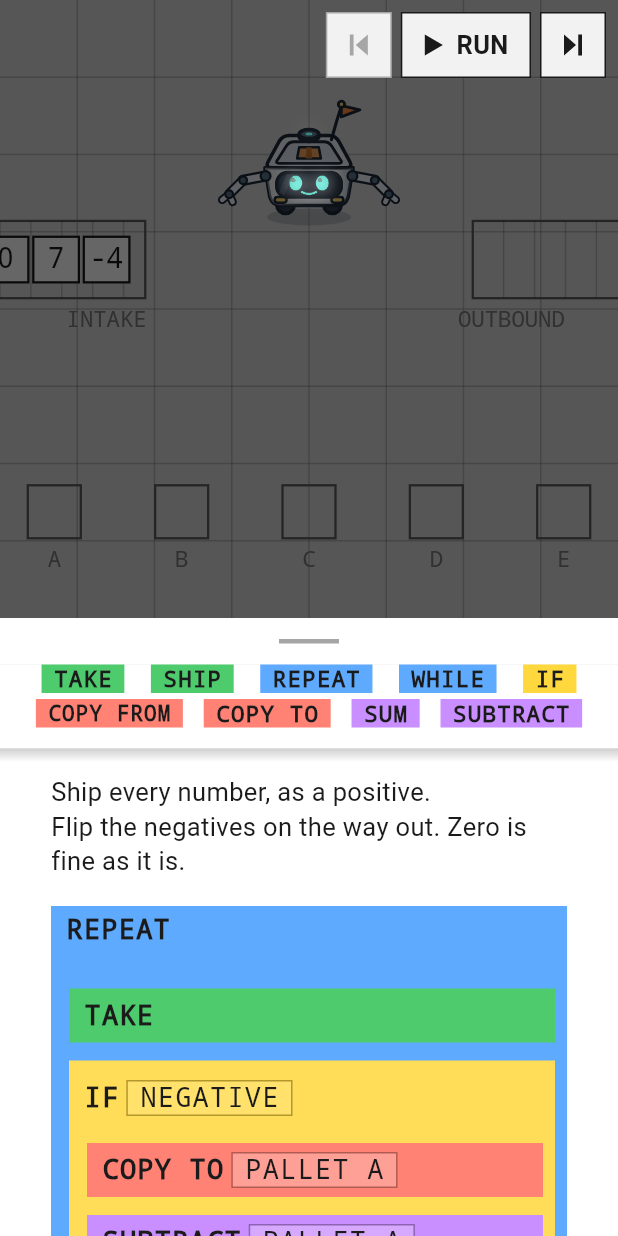
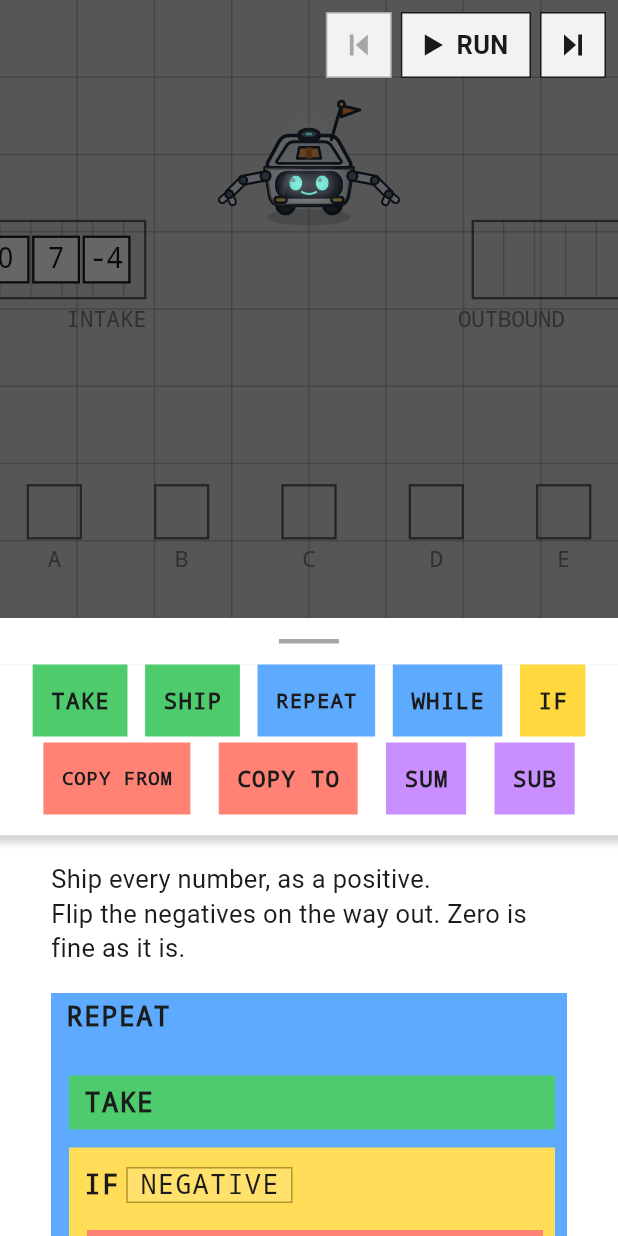
Before and after one commit to lander0s/employee-number-2, a Flutter app: the screen it shows after launch, on a phone screen of 412 x 824 dp. Run offline on Flutter 3.47's test engine with Material 3 defaults, Android fonts, the phone set to English and light mode, and no system bars; our stand-ins replace audioplayers, lottie.

Commit message:
improve command menu

```diff
--- a/Experiments/GameplayUx/lib/model/commands.dart
+++ b/Experiments/GameplayUx/lib/model/commands.dart
@@ -171,8 +171,8 @@ const commandCatalogue = <CommandSpec>[
   ),
   CommandSpec(
     id: 'sub',
-    label: 'SUBTRACT',
-    trayLabel: 'SUBTRACT',
+    label: 'SUB',
+    trayLabel: 'SUB',
     argKind: ArgKind.pallet,
     colour: _arithmetic,
   ),
--- a/Experiments/GameplayUx/lib/model/vm.dart
+++ b/Experiments/GameplayUx/lib/model/vm.dart
@@ -402,7 +402,7 @@ class Machine {
         final sign = instr.op == Op.sum ? '+' : '-';
         _trace(
           instr,
-          '${instr.op == Op.sum ? 'SUM' : 'SUBTRACT'} '
+          '${instr.op == Op.sum ? 'SUM' : 'SUB'} '
           '${palletName(instr.pallet)}'
           '  $before $sign $operand = ${_claws!}',
         );
--- a/Experiments/GameplayUx/lib/ui/notebook/note.dart
+++ b/Experiments/GameplayUx/lib/ui/notebook/note.dart
@@ -266,8 +266,16 @@ class _Face extends StatelessWidget {
   @override
   Widget build(BuildContext context) => Panel(
     fill: spec.colour,
+    // A minimum, not a height: the word decides the width and 200% text
+    // scaling has to be able to make it taller, so this only sets the floor
+    // that makes it grabbable.
+    child: ConstrainedBox(
+      constraints: const BoxConstraints(minHeight: Paper.buttonTarget),
       child: Padding(
-      padding: const EdgeInsets.symmetric(horizontal: 8, vertical: 2),
+        padding: const EdgeInsets.symmetric(
+          horizontal: Paper.buttonPadH,
+          vertical: 2,
+        ),
         child: Center(
           widthFactor: 1,
           child: FittedBox(
@@ -284,5 +292,6 @@ class _Face extends StatelessWidget {
           ),
         ),
       ),
+    ),
   );
 }
--- a/Experiments/GameplayUx/lib/ui/notebook/program.dart
+++ b/Experiments/GameplayUx/lib/ui/notebook/program.dart
@@ -217,9 +217,12 @@ class ProgramEditorState extends State<ProgramEditor> {
                     accepts: (payload) => _accepts(payload, null),
                     onAccept: (payload) =>
                         _drop(payload, Slot(null, doc.root.length, 0)),
+                    // Down from above, since the tray moved to the top of
+                    // the pane. The direction is the instruction, so it has to
+                    // follow the shelf around.
                     hint: doc.root.isEmpty
                         ? const Text(
-                            'Drag a command up from below.',
+                            'Drag a command down from above.',
                             style: Paper.hint,
                           )
                         : null,
--- a/Experiments/GameplayUx/lib/ui/notebook/tokens.dart
+++ b/Experiments/GameplayUx/lib/ui/notebook/tokens.dart
@@ -89,9 +89,23 @@ abstract final class Paper {
   static const chipPadV = 2.0;
   static const chipTarget = 36.0;
 
-  /// The tray's buttons are tapped and dragged from cold, so they keep the full
-  /// target.
+  /// The tray's buttons are dragged from cold, so they keep the full target.
+  ///
+  /// This was written down and then never applied: the buttons were their text
+  /// plus 2dp, about 19dp tall, and a drag that has to start inside 19dp is a
+  /// drag that misses. A declared guarantee nothing implements is worse than no
+  /// guarantee, so there is now a test measuring it.
+  ///
+  /// It costs real height - two rows of it, out of a shelf that shares a phone
+  /// screen with the program. Worth it here because the tray is the one thing
+  /// on screen whose entire job is to be grabbed, and because it collapses
+  /// while a run is playing, so the cost is only paid while editing.
   static const buttonTarget = 48.0;
+
+  /// A tray button's word, kept off the edges of its own block. Wider than it
+  /// was: a finger lands on the middle of a word, and the block should extend
+  /// past where the finger thinks the word is.
+  static const buttonPadH = 12.0;
 
   /// The air above the first command and below the last.
   ///
```
Also changed, not shown: 1 other file. Lines whose indentation alone changed are shown as unchanged.
